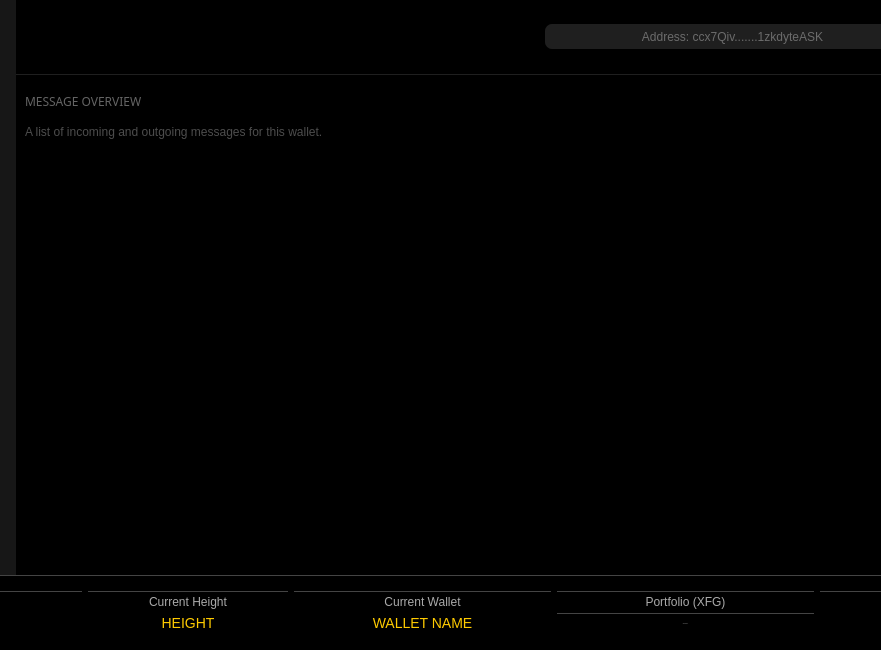
Before: the Qt Designer form src/gui/ui/overviewframe.ui in FandomGold/FANGO-wallet, drawn with Qt 5; both pictures show x 184 to 1065 and y 0 to 650 of the 1270 by 650 pixel window.
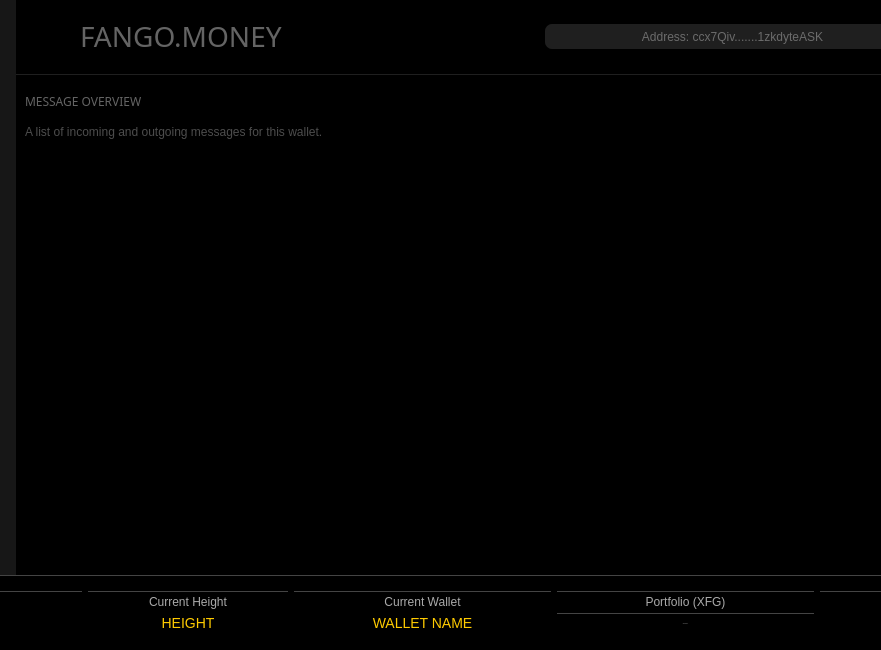
After: the same form once the commit is applied. Icons and pictures are not drawn.

```diff
--- a/src/gui/ui/overviewframe.ui
+++ b/src/gui/ui/overviewframe.ui
@@ -4715,6 +4715,9 @@
             </item> -->
             <item row="2" column="4">
              <widget class="QPushButton" name="sm_redditButton">
+              <property name="enabled">
+               <bool>false</bool>
+              </property>
               <property name="sizePolicy">
                <sizepolicy hsizetype="Fixed" vsizetype="Minimum">
                 <horstretch>0</horstretch>
@@ -4747,7 +4750,7 @@
 }</string>
               </property>
               <property name="text">
-               <string>Reddit</string>
+               <string/>
               </property>
              </widget>
             </item>
@@ -4999,7 +5002,7 @@
                <string notr="true">QPushButton {
 color: #ddd;
 background: transparent;
-
+padding-right: 180px;
 border: none;
 text-align: left;
 }
@@ -5127,7 +5130,7 @@
 }</string>
               </property>
               <property name="text">
-               <string>Twitter</string>
+               <string>Reddit</string>
               </property>
              </widget>
             </item>
@@ -6746,7 +6749,7 @@
   		 border: none;</string>
            </property>
            <property name="text">
-            <string>&lt;html&gt;&lt;head/&gt;&lt;body&gt;&lt;p&gt;&lt;img src=&quot;:/images/banner&quot;/&gt;&lt;/p&gt;&lt;/body&gt;&lt;/html&gt;</string>
+            <string>&lt;html&gt;&lt;head/&gt;&lt;body&gt;&lt;p&gt;FANGO.MONEY&lt;/p&gt;&lt;/body&gt;&lt;/html&gt;</string>
            </property>
           </widget>
          </item>
```
Left out of the diff: 554 changed lines with no effect on the pictures.
